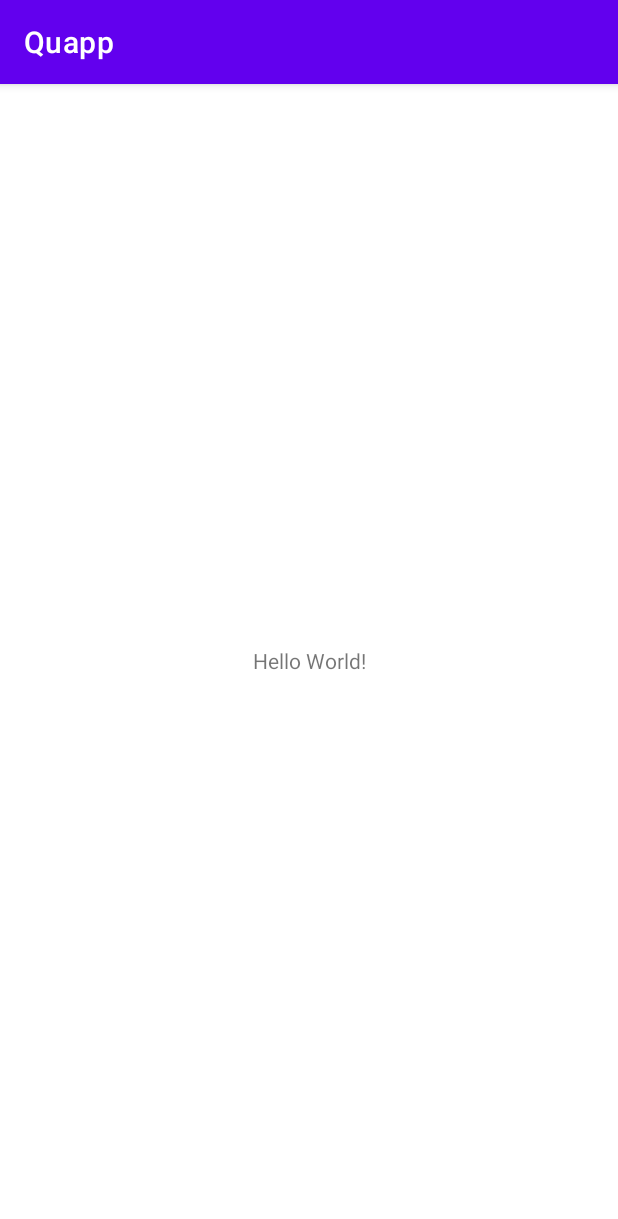
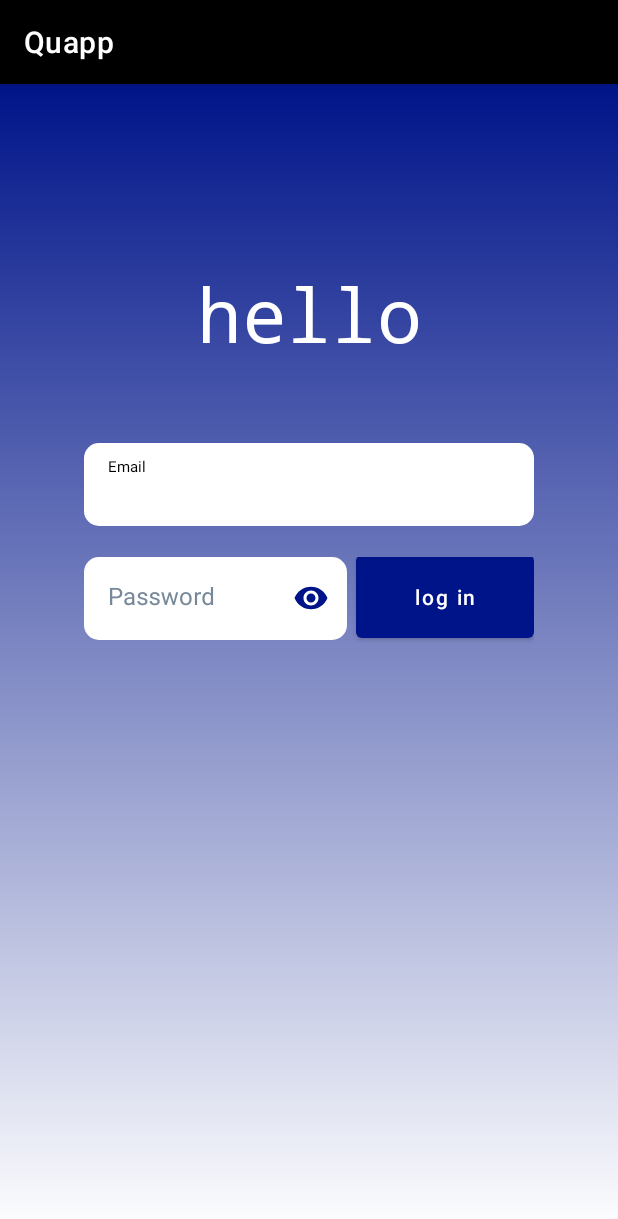
Before and after one commit to LoukasPap/Greek-History-Quizz-App, an Android app: the screen it shows after launch (MainActivity), on a phone screen of 412 x 824 dp. Shown: the top 1219 px of the screen. Run offline under Robolectric (Android 15) with nearby library versions, the phone set to English and light mode, and no system bars.

Commit message:
Create a basic login activity

```diff
--- a/app/build.gradle
+++ b/app/build.gradle
@@ -23,11 +23,11 @@ android {
         }
     }
     compileOptions {
-        sourceCompatibility JavaVersion.VERSION_1_8
-        targetCompatibility JavaVersion.VERSION_1_8
+        sourceCompatibility JavaVersion.VERSION_11
+        targetCompatibility JavaVersion.VERSION_11
     }
     kotlinOptions {
-        jvmTarget = '1.8'
+        jvmTarget = '11'
     }
 }
 
--- /dev/null
+++ b/app/src/main/res/drawable/login_background.xml
@@ -0,0 +1,13 @@
+<?xml version="1.0" encoding="utf-8"?>
+<shape xmlns:android="http://schemas.android.com/apk/res/android"
+    android:shape="rectangle" >
+
+    <gradient
+        android:angle="-90"
+        android:startColor="@color/greek_blue"
+        android:endColor="@color/white"
+        android:type="linear" />
+
+    <corners
+        android:radius="0dp"/>
+</shape>
--- a/app/src/main/res/layout/activity_main.xml
+++ b/app/src/main/res/layout/activity_main.xml
@@ -5,14 +5,126 @@
     xmlns:app="http://schemas.android.com/apk/res-auto"
     android:layout_width="match_parent"
     android:layout_height="match_parent"
+    android:background="@drawable/login_background"
     tools:context=".MainActivity">
-    <TextView
-      android:layout_width="wrap_content"
-      android:layout_height="wrap_content"
-      android:text="Hello World!"
-      app:layout_constraintBottom_toBottomOf="parent"
-      app:layout_constraintLeft_toLeftOf="parent"
-      app:layout_constraintRight_toRightOf="parent"
-      app:layout_constraintTop_toTopOf="parent" />
 
-  </androidx.constraintlayout.widget.ConstraintLayout>
+    <com.google.android.material.textview.MaterialTextView
+        android:id="@+id/welcome_message"
+        android:layout_width="300dp"
+        android:layout_height="wrap_content"
+        android:gravity="center_horizontal"
+
+        android:text="@string/welcome_message"
+        android:fontFamily="monospace"
+        android:textColor="@color/white"
+        android:textSize="50sp"
+
+        app:layout_constraintVertical_bias="0.17"
+        app:layout_constraintBottom_toBottomOf="parent"
+        app:layout_constraintEnd_toEndOf="parent"
+        app:layout_constraintStart_toStartOf="parent"
+        app:layout_constraintTop_toTopOf="parent" />
+
+    <com.google.android.material.textfield.TextInputLayout
+        android:id="@+id/username_field"
+        android:layout_width="0dp"
+        android:layout_height="wrap_content"
+
+        android:hint="@string/enter_username"
+
+        android:textColorHint="@color/light_slate_gray"
+        app:boxBackgroundColor="@color/white"
+        app:boxCornerRadiusBottomEnd="10dp"
+
+        app:boxCornerRadiusBottomStart="10dp"
+        app:boxCornerRadiusTopEnd="10dp"
+        app:boxCornerRadiusTopStart="10dp"
+        app:boxStrokeWidth="0dp"
+        app:boxStrokeWidthFocused="0dp"
+        app:endIconMode="clear_text"
+        app:endIconTint="@color/greek_blue"
+
+        app:hintTextAppearance="@style/HintText"
+        app:layout_constraintBottom_toBottomOf="parent"
+        app:layout_constraintEnd_toEndOf="@+id/welcome_message"
+        app:layout_constraintStart_toStartOf="@+id/welcome_message"
+        app:layout_constraintTop_toBottomOf="@+id/welcome_message"
+        app:layout_constraintVertical_bias="0.1">
+
+        <com.google.android.material.textfield.TextInputEditText
+            android:layout_width="match_parent"
+            android:layout_height="55dp"
+
+            android:fontFamily="sans-serif"
+            android:imeActionLabel="Sign in"
+            android:inputType="textEmailAddress"
+            android:textColor="@color/greek_blue" />
+    </com.google.android.material.textfield.TextInputLayout>
+
+    <RelativeLayout
+        android:layout_width="0dp"
+        android:layout_height="wrap_content"
+        app:layout_constraintVertical_bias="0.05"
+
+        app:layout_constraintTop_toBottomOf="@id/username_field"
+        app:layout_constraintStart_toStartOf="@id/username_field"
+        app:layout_constraintEnd_toEndOf="@id/username_field"
+        app:layout_constraintBottom_toBottomOf="parent">
+
+        <com.google.android.material.textfield.TextInputLayout
+            android:id="@+id/password_field"
+            android:layout_width="175dp"
+            android:layout_height="wrap_content"
+
+            android:layout_alignParentLeft="true"
+            android:layout_alignParentStart="true"
+            android:layout_alignParentTop="true"
+
+            android:orientation="vertical"
+            android:textColorHint="@color/light_slate_gray"
+            app:boxBackgroundColor="@color/white"
+
+            app:boxCornerRadiusBottomEnd="10dp"
+            app:boxCornerRadiusBottomStart="10dp"
+            app:boxCornerRadiusTopEnd="10dp"
+            app:boxCornerRadiusTopStart="10dp"
+            app:boxStrokeWidth="0dp"
+            app:boxStrokeWidthFocused="0dp"
+
+            app:hintTextAppearance="@style/HintText"
+            app:passwordToggleEnabled="true"
+            app:passwordToggleTint="@color/greek_blue"
+            >
+            <com.google.android.material.textfield.TextInputEditText
+                android:layout_width="match_parent"
+                android:layout_height="55dp"
+
+                android:hint="@string/enter_password"
+                android:imeActionLabel="Sign in"
+                android:inputType="textPassword"
+                android:textColor="@color/greek_blue" />
+        </com.google.android.material.textfield.TextInputLayout>
+
+        <com.google.android.material.button.MaterialButton
+            android:id="@+id/login_button"
+            android:layout_width="140dp"
+            android:layout_height="67dp"
+
+            android:layout_alignParentTop="true"
+            android:layout_alignParentEnd="true"
+            android:layout_alignParentRight="true"
+            android:layout_marginStart="6dp"
+            android:layout_marginLeft="6dp"
+
+            android:layout_marginTop="-7dp"
+            android:layout_toEndOf="@id/password_field"
+            android:layout_toRightOf="@id/password_field"
+
+            android:text="@string/login_button_message"
+            android:textAllCaps="false"
+            android:textColor="@color/white"
+            app:backgroundTint="@color/greek_blue"
+            app:layout_constraintBottom_toBottomOf="parent" />
+
+    </RelativeLayout>
+</androidx.constraintlayout.widget.ConstraintLayout>
--- a/app/src/main/res/values-night/themes.xml
+++ b/app/src/main/res/values-night/themes.xml
@@ -2,13 +2,9 @@
     <!-- Base application theme. -->
     <style name="Theme.Quapp" parent="Theme.MaterialComponents.DayNight.DarkActionBar">
         <!-- Primary brand color. -->
-        <item name="colorPrimary">@color/purple_200</item>
-        <item name="colorPrimaryVariant">@color/purple_700</item>
-        <item name="colorOnPrimary">@color/black</item>
+        <item name="colorPrimary">@color/light_slate_gray</item>
         <!-- Secondary brand color. -->
-        <item name="colorSecondary">@color/teal_200</item>
-        <item name="colorSecondaryVariant">@color/teal_200</item>
-        <item name="colorOnSecondary">@color/black</item>
+        <item name="colorSecondary">@color/greek_blue</item>
         <!-- Status bar color. -->
         <item name="android:statusBarColor" tools:targetApi="l">?attr/colorPrimaryVariant</item>
         <!-- Customize your theme here. -->
--- a/app/src/main/res/values/colors.xml
+++ b/app/src/main/res/values/colors.xml
@@ -1,10 +1,20 @@
 <?xml version="1.0" encoding="utf-8"?>
 <resources>
-    <color name="purple_200">#FFBB86FC</color>
-    <color name="purple_500">#FF6200EE</color>
-    <color name="purple_700">#FF3700B3</color>
-    <color name="teal_200">#FF03DAC5</color>
-    <color name="teal_700">#FF018786</color>
+<!-- standard -->
     <color name="black">#FF000000</color>
     <color name="white">#FFFFFFFF</color>
+
+<!-- newly added -->
+
+<!--    blues -->
+    <color name="queen_blue">#527593</color>
+    <color name="greek_blue">#001489</color>
+    <color name="aero_blue">#daffef</color>
+
+    <!-- grays -->
+    <color name="gainsboro">#E0E0E2</color>
+    <color name="light_slate_gray">#778899</color>
+    <color name="dim_gray">#696771</color>
+
+
 </resources>
--- a/app/src/main/res/values/strings.xml
+++ b/app/src/main/res/values/strings.xml
@@ -1,3 +1,7 @@
 <resources>
     <string name="app_name">Quapp</string>
+    <string name="enter_username">Email</string>
+    <string name="enter_password">Password</string>
+    <string name="login_button_message">log in</string>
+    <string name="welcome_message">hello</string>
 </resources>
--- a/app/src/main/res/values/themes.xml
+++ b/app/src/main/res/values/themes.xml
@@ -2,15 +2,16 @@
     <!-- Base application theme. -->
     <style name="Theme.Quapp" parent="Theme.MaterialComponents.DayNight.DarkActionBar">
         <!-- Primary brand color. -->
-        <item name="colorPrimary">@color/purple_500</item>
-        <item name="colorPrimaryVariant">@color/purple_700</item>
-        <item name="colorOnPrimary">@color/white</item>
+        <item name="colorPrimary">@color/black</item>
         <!-- Secondary brand color. -->
-        <item name="colorSecondary">@color/teal_200</item>
-        <item name="colorSecondaryVariant">@color/teal_700</item>
-        <item name="colorOnSecondary">@color/black</item>
+        <item name="colorSecondary">@color/greek_blue</item>
         <!-- Status bar color. -->
         <item name="android:statusBarColor" tools:targetApi="l">?attr/colorPrimaryVariant</item>
         <!-- Customize your theme here. -->
     </style>
+
+    <style name="HintText" parent="TextAppearance.Design.Hint">
+        <item name="android:textSize">10sp</item>
+        <item name="android:textColor">@color/black</item>
+    </style>
 </resources>
```
